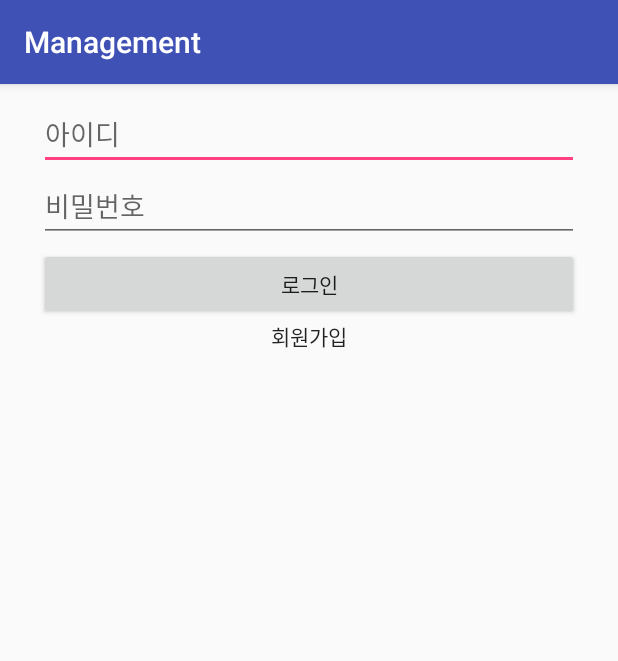
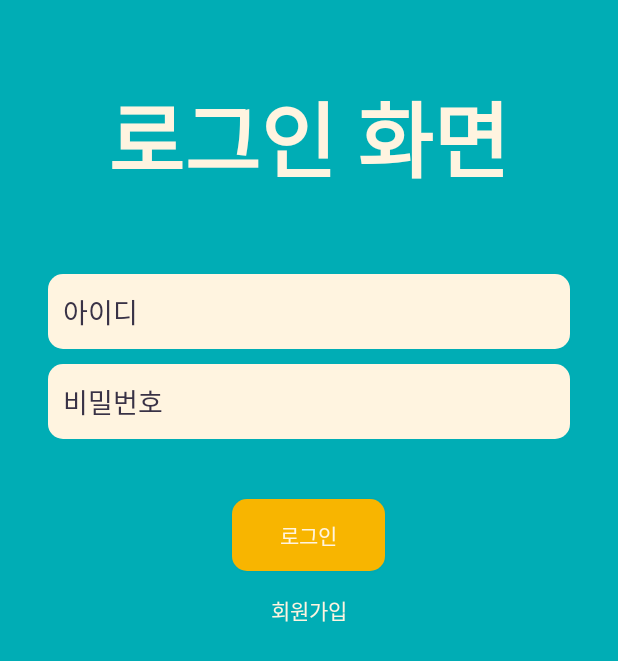
Before and after one commit to bogurs/android_project_1, an Android app: the screen it shows after launch (LoginActivity), on a phone screen of 412 x 824 dp. Shown: the top 661 px of the screen. Run offline under Robolectric (Android 15) with nearby library versions, the phone set to English and light mode, and no system bars; our stand-ins replace Firebase (no records; nobody signed in at launch, a user with empty details on screens opened directly).

Commit message:
디자인 수정

```diff
--- a/app/src/main/AndroidManifest.xml
+++ b/app/src/main/AndroidManifest.xml
@@ -8,7 +8,8 @@
             android:label="@string/app_name"
             android:roundIcon="@mipmap/ic_launcher_round"
             android:supportsRtl="true"
-            android:theme="@style/AppTheme">
+            android:theme="@style/AppTheme.NoActionBar"
+    >
         <activity android:name=".LoginActivity">
             <intent-filter>
                 <action android:name="android.intent.action.MAIN"/>
--- /dev/null
+++ b/app/src/main/res/drawable/button_login.xml
@@ -0,0 +1,11 @@
+<?xml version="1.0" encoding="utf-8"?>
+<shape xmlns:android="http://schemas.android.com/apk/res/android" android:shape="rectangle">
+
+    <solid
+        android:color="@color/colorAccent"/>
+    <corners
+        android:radius="10dp"/>
+    <padding
+        android:left="32dp"
+        android:right="32dp"/>
+</shape>
--- /dev/null
+++ b/app/src/main/res/drawable/edittext_login.xml
@@ -0,0 +1,16 @@
+<?xml version="1.0" encoding="utf-8"?>
+<shape xmlns:android="http://schemas.android.com/apk/res/android" android:shape="rectangle">
+
+    <solid
+        android:color="@color/colorWhite"
+        />
+
+    <padding
+        android:left="10dp"
+        android:top="4dp"
+        android:right="10dp"
+        android:bottom="4dp"/>
+
+    <corners
+        android:radius="10dp"/>
+</shape>
--- a/app/src/main/res/layout/activity_login.xml
+++ b/app/src/main/res/layout/activity_login.xml
@@ -1,39 +1,73 @@
 <?xml version="1.0" encoding="utf-8"?>
-<RelativeLayout
+<LinearLayout
         xmlns:android="http://schemas.android.com/apk/res/android"
         xmlns:tools="http://schemas.android.com/tools"
-        xmlns:app="http://schemas.android.com/apk/res-auto"
         android:layout_width="match_parent"
         android:layout_height="match_parent"
+        android:orientation="vertical"
+        android:background="@color/colorPrimary"
         tools:context=".LoginActivity">
 
+    <TextView
+            android:layout_width="wrap_content"
+            android:layout_height="wrap_content"
+            android:layout_gravity="center_horizontal"
+            android:textSize="55dp"
+            android:text="로그인 화면"
+            android:textColor="@color/colorWhite"
+            android:textStyle="bold"
+            android:layout_margin="50dp"
+    />
+
     <EditText
-            android:layout_width="360dp"
-            android:layout_height="wrap_content"
+            android:layout_width="match_parent"
+            android:layout_height="50dp"
             android:inputType="textPersonName"
             android:ems="10"
             android:id="@+id/idText"
-            android:hint="아이디" android:layout_centerHorizontal="true" android:layout_above="@+id/passwordText"/>
+            android:hint="아이디" android:layout_centerHorizontal="true"
+            android:textColorHint="@color/colorGray"
+            android:layout_marginLeft="32dp"
+            android:layout_marginRight="32dp"
+            android:background="@drawable/edittext_login"
+    />
     <EditText
-            android:layout_width="360dp"
-            android:layout_height="wrap_content"
+            android:layout_width="match_parent"
+            android:layout_height="50dp"
             android:inputType="textPassword"
             android:ems="10"
             android:id="@+id/passwordText"
-            android:hint="비밀번호" android:layout_above="@+id/loginButton" android:layout_marginBottom="-105dp"
-            android:layout_centerHorizontal="true"/>
+            android:hint="비밀번호"
+            android:layout_centerHorizontal="true"
+            android:textColorHint="@color/colorGray"
+            android:layout_marginLeft="32dp"
+            android:layout_marginRight="32dp"
+            android:layout_marginTop="10dp"
+            android:background="@drawable/edittext_login"
+    />
+
     <Button
             android:text="로그인"
-            android:layout_width="360dp"
+            android:layout_width="wrap_content"
             android:layout_height="wrap_content"
+            android:layout_below="@+id/passwordText"
             android:id="@+id/loginButton"
-            android:layout_alignParentTop="true" android:layout_marginTop="109dp"
-            android:layout_centerHorizontal="true"/>
+            android:layout_marginLeft="32dp"
+            android:layout_marginRight="32dp"
+            android:layout_marginTop="40dp"
+            android:background="@drawable/button_login"
+            android:textColor="@color/colorWhite"
+            android:layout_gravity="center_horizontal"
+    />
     <TextView
             android:layout_width="wrap_content"
             android:layout_height="wrap_content"
             android:id="@+id/registerButton"
             android:textAppearance="@style/TextAppearance.AppCompat.Button"
             android:layout_centerHorizontal="true"
-            android:layout_below="@+id/loginButton" android:text="회원가입"/>
-</RelativeLayout>
+            android:layout_below="@+id/loginButton" android:text="회원가입"
+            android:layout_gravity="center_horizontal"
+            android:textColor="@color/colorWhite"
+            android:layout_marginTop="15dp"
+    />
+</LinearLayout>
--- a/app/src/main/res/values/colors.xml
+++ b/app/src/main/res/values/colors.xml
@@ -1,6 +1,8 @@
 <?xml version="1.0" encoding="utf-8"?>
 <resources>
-    <color name="colorPrimary">#3F51B5</color>
-    <color name="colorPrimaryDark">#303F9F</color>
-    <color name="colorAccent">#FF4081</color>
+    <color name="colorPrimary">#00adb5</color>
+    <color name="colorPrimaryDark">#fc3c3c</color>
+    <color name="colorAccent">#f8b500</color>
+    <color name="colorWhite">#fff4e0</color>
+    <color name="colorGray">#393246</color>
 </resources>
```
Also changed, not shown: app/src/main/res/drawable/textview_main.xml (added, +13 -0 lines), app/src/main/res/layout/activity_main.xml (+28 -11 lines), app/src/main/res/layout/activity_register.xml (+35 -16 lines).
